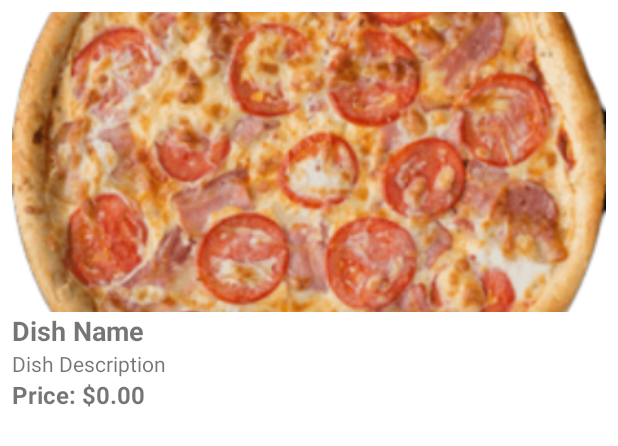
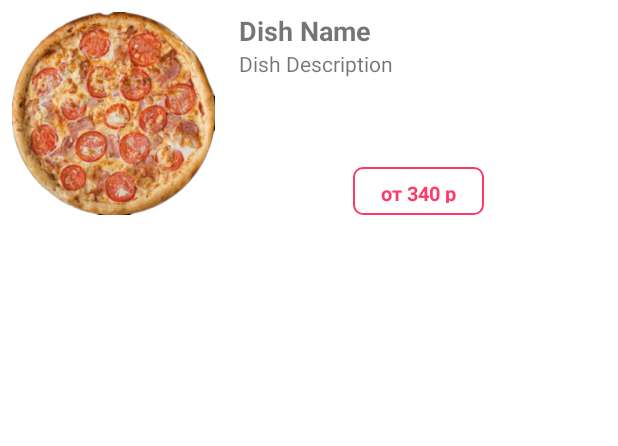
Before and after one commit to Valerii09/dodoTestTask, an Android app: the layout item_dish.xml on its own in the app's theme, with its tools: preview values and no code run, on a phone screen of 412 x 824 dp. Shown: the top 446 px of the screen. Run offline under Robolectric (Android 15) with nearby library versions, the phone set to English and light mode, and no system bars; network calls fail.

Commit message:
изменен их дизайн

```diff
--- /dev/null
+++ b/app/src/main/res/drawable/square_background.xml
@@ -0,0 +1,8 @@
+<?xml version="1.0" encoding="utf-8"?>
+<shape xmlns:android="http://schemas.android.com/apk/res/android" android:shape="rectangle">
+    <solid android:color="#FFFFFF" /> <!-- Цвет фона (можете изменить на свой) -->
+    <corners android:radius="6dp" />
+    <stroke
+        android:width="1dp"
+     android:color="#FD3A69" />
+</shape>
--- a/app/src/main/res/layout/item_dish.xml
+++ b/app/src/main/res/layout/item_dish.xml
@@ -1,44 +1,61 @@
 <?xml version="1.0" encoding="utf-8"?>
-<LinearLayout
-    xmlns:android="http://schemas.android.com/apk/res/android"
+<LinearLayout xmlns:android="http://schemas.android.com/apk/res/android"
     android:layout_width="match_parent"
     android:layout_height="wrap_content"
-    android:orientation="vertical"
+    android:orientation="horizontal"
     android:padding="8dp">
 
-
+    <!-- Изображение слева -->
     <ImageView
         android:id="@+id/dishImageView"
-        android:layout_width="match_parent"
-        android:layout_height="200dp"
+        android:layout_width="135dp"
+        android:layout_height="135dp"
         android:scaleType="centerCrop"
         android:src="@drawable/pizza_image" />
 
+    <!-- Контейнер для текста справа -->
+    <FrameLayout
+        android:layout_width="171dp"
+        android:layout_height="135dp"
+        android:layout_marginStart="8dp">
+
+        <LinearLayout
+            android:layout_width="match_parent"
+            android:layout_height="match_parent"
+            android:orientation="vertical"
+            android:paddingStart="8dp">
 
             <!-- TextView для отображения имени блюда -->
             <TextView
                 android:id="@+id/nameTextView"
                 android:layout_width="match_parent"
                 android:layout_height="wrap_content"
+                android:text="Dish Name"
                 android:textSize="18sp"
-        android:textStyle="bold"
-        android:text="Dish Name" />
+                android:textStyle="bold" />
 
             <!-- TextView для отображения описания блюда -->
             <TextView
                 android:id="@+id/descriptionTextView"
                 android:layout_width="match_parent"
                 android:layout_height="wrap_content"
-        android:textSize="14sp"
-        android:text="Dish Description" />
+                android:text="Dish Description"
+                android:textSize="14sp" />
+        </LinearLayout>
 
-    <!-- TextView для отображения цены блюда -->
+        <!-- TextView для отображения цены блюда в квадрате -->
         <TextView
             android:id="@+id/priceTextView"
-        android:layout_width="match_parent"
-        android:layout_height="wrap_content"
-        android:textSize="16sp"
+            android:layout_width="87dp"
+            android:layout_height="32dp"
+            android:textColor="#FD3A69"
+            android:text="от 340 р"
+            android:textSize="13sp"
             android:textStyle="bold"
-        android:text="Price: $0.00" />
-
+            android:background="@drawable/square_background"
+            android:padding="8dp"
+            android:gravity="center"
+            android:layout_gravity="bottom|end"
+            />
+    </FrameLayout>
 </LinearLayout>
```
Also changed, not shown: app/src/main/java/com/example/dodotesttask/viewModel/DishRepository.kt (+17 -0 lines), app/src/main/res/layout/activity_main.xml (+4 -3 lines). Lines whose indentation alone changed are shown as unchanged.
